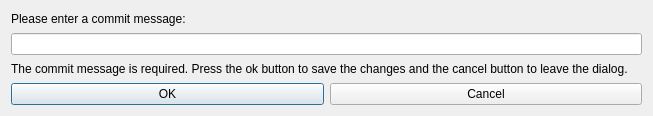
Before: the Qt Designer form ui/CommitDialog.ui in jcfreeman2/dbe, drawn with Qt 5.
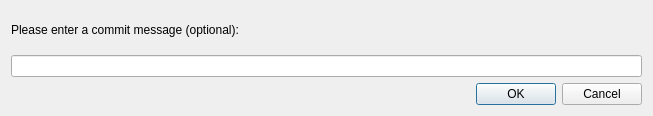
After: the same form once the commit is applied.

Commit message: Make leaving a comment when saving data files optional

Patch:
```diff
--- a/ui/CommitDialog.ui
+++ b/ui/CommitDialog.ui
@@ -25,22 +25,28 @@
      <item>
       <widget class="QLabel" name="Label1">
        <property name="text">
-        <string>Please enter a commit message:</string>
+        <string>Please enter a commit message (optional):</string>
        </property>
       </widget>
      </item>
      <item>
       <widget class="QLineEdit" name="CommitMessageLine"/>
      </item>
-     <item>
-      <widget class="QLabel" name="Label2">
-       <property name="text">
-        <string>The commit message is required. Press the ok button to save the changes and the cancel button to leave the dialog.</string>
-       </property>
-      </widget>
-     </item>
      <item>
       <layout class="QHBoxLayout" name="horizontalLayout">
+       <item>
+        <spacer name="horizontalSpacer">
+         <property name="orientation">
+          <enum>Qt::Horizontal</enum>
+         </property>
+         <property name="sizeHint" stdset="0">
+          <size>
+           <width>40</width>
+           <height>20</height>
+          </size>
+         </property>
+        </spacer>
+       </item>
        <item>
         <widget class="QPushButton" name="OkButton">
          <property name="text">
```
The commit also changes 1 other file.
